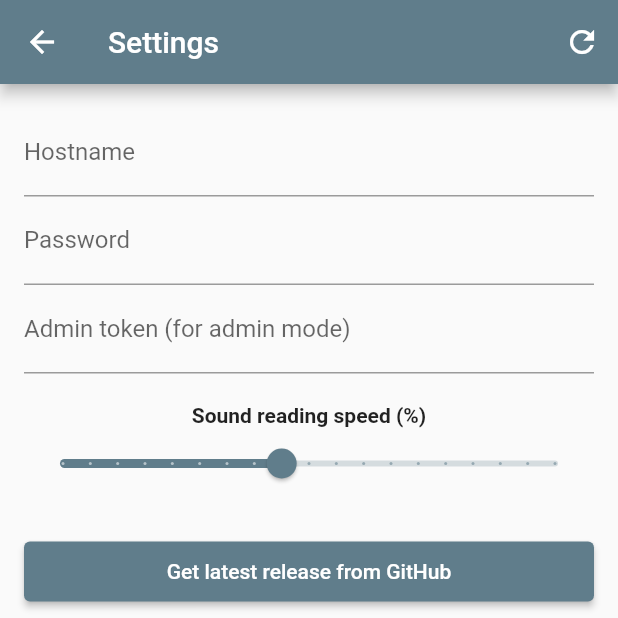
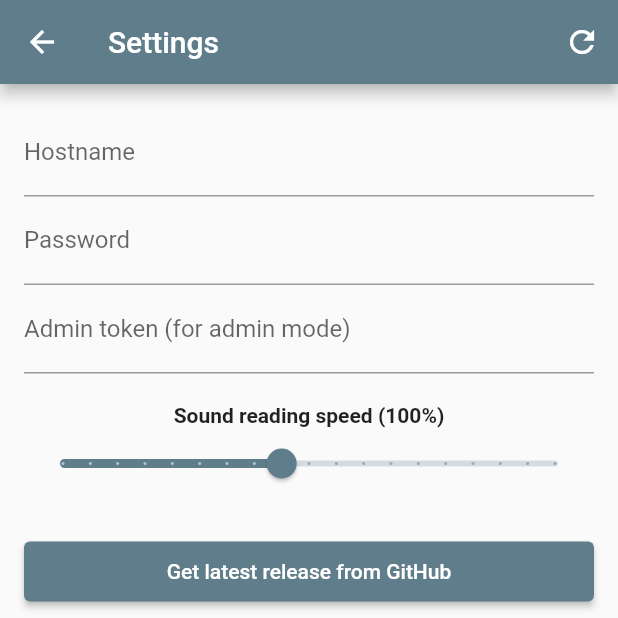
Before and after one commit to nicolaspernoud/pistou, a Flutter app: the Settings screen opened directly, on a phone screen of 412 x 824 dp, the top half of it. Run offline on Flutter 3.47's test engine with Material 2 defaults, Android fonts, the phone set to English and light mode, and no system bars; our stand-ins replace equatable, file_picker, flutter_map, image_picker, just_audio, latlong2 and 2 more; missing offline and left inert: dart:html; accounts and stored records are empty.

Commit message:
fix: various ui fixes

```diff
--- a/frontend/lib/components/home.dart
+++ b/frontend/lib/components/home.dart
@@ -74,7 +74,7 @@ class _MyHomePageState extends State<MyHomePage> {
         await audioPlayer.setUrl(url);
         setState(() {
           _hasSound = true;
-          audioPlayer.setSpeed(App().prefs.soundSpeed / 100.0);
+          audioPlayer.setSpeed(App().soundSpeed / 100.0);
           audioPlayer.play();
         });
       } catch (e) {
@@ -191,7 +191,7 @@ class _MyHomePageState extends State<MyHomePage> {
                               ),
                             ),
                           ),
-                          Expanded(
+                          Flexible(
                             child: Padding(
                               padding: const EdgeInsets.all(8.0),
                               child: ClipRRect(
@@ -207,7 +207,6 @@ class _MyHomePageState extends State<MyHomePage> {
                                           StackTrace? stackTrace) {
                                         return const Text('-');
                                       },
-                                      fit: BoxFit.cover,
                                     ),
                                   )),
                             ),
@@ -298,7 +297,7 @@ class _MyHomePageState extends State<MyHomePage> {
       if (audioPlayer.playing) {
         audioPlayer.stop();
       } else {
-        audioPlayer.setSpeed(App().prefs.soundSpeed / 100.0);
+        audioPlayer.setSpeed(App().soundSpeed / 100.0);
         audioPlayer.play();
       }
     });
--- a/frontend/lib/components/settings.dart
+++ b/frontend/lib/components/settings.dart
@@ -63,20 +63,20 @@ class _SettingsState extends State<Settings> {
                 child: Padding(
                   padding: const EdgeInsets.only(top: 20),
                   child: Text(
-                    tr(context, "sound_speed"),
+                    '${tr(context, "sound_speed")} (${App().soundSpeed.round()}%)',
                     style: const TextStyle(fontWeight: FontWeight.bold),
                   ),
                 ),
               ),
               Slider(
-                value: App().prefs.soundSpeed,
+                value: App().soundSpeed,
                 max: 200,
                 min: 20,
                 divisions: 18,
-                label: App().prefs.soundSpeed.round().toString(),
+                label: App().soundSpeed.round().toString(),
                 onChanged: (double value) {
                   setState(() {
-                    App().prefs.soundSpeed = value;
+                    App().soundSpeed = value;
                   });
                 },
               ),
--- a/frontend/lib/i18n.dart
+++ b/frontend/lib/i18n.dart
@@ -44,7 +44,7 @@ class MyLocalizations {
       "question": "Question",
       "rank": "Rank",
       "settings": "Settings",
-      "sound_speed": "Sound reading speed (%)",
+      "sound_speed": "Sound reading speed",
       "sound": "Sound",
       "starting_game": "Starting game!",
       "step_created": "Step created",
@@ -88,7 +88,7 @@ class MyLocalizations {
       "question": "Question",
       "rank": "Rang de l'étape",
       "settings": "Paramètres",
-      "sound_speed": "Vitesse de lecture du son (%)",
+      "sound_speed": "Vitesse de lecture du son",
       "sound": "Son",
       "starting_game": "Démarrage du jeu !",
       "step_created": "Étape créée",
```
Also changed, not shown: frontend/lib/components/new_step.dart (+5 -12 lines), frontend/lib/globals.dart (+8 -0 lines), frontend/lib/models/preferences.dart (+0 -11 lines), 1 other file.
